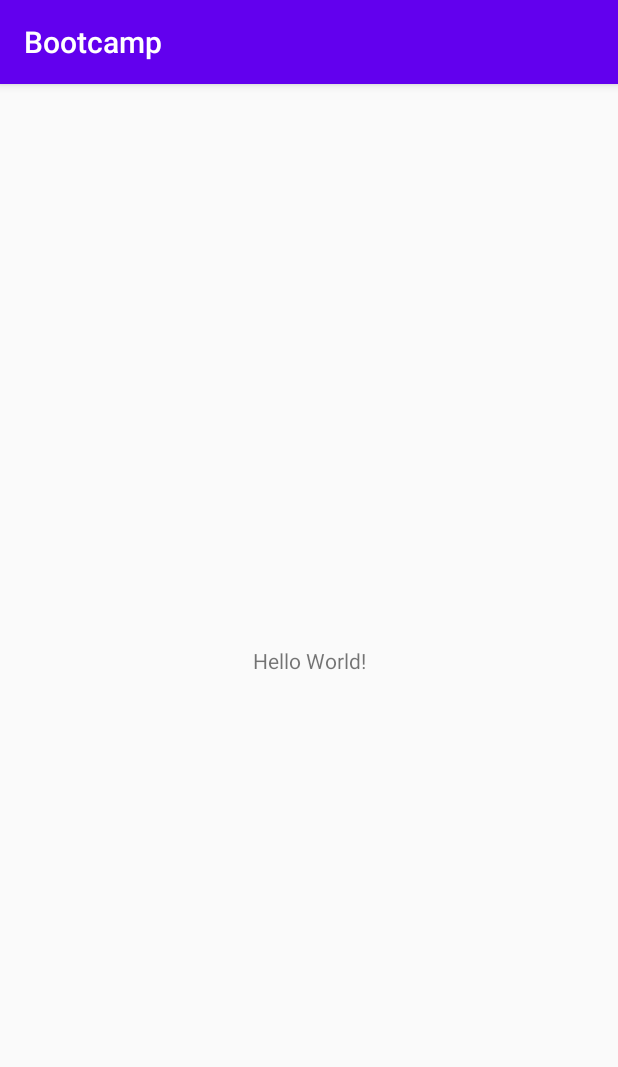
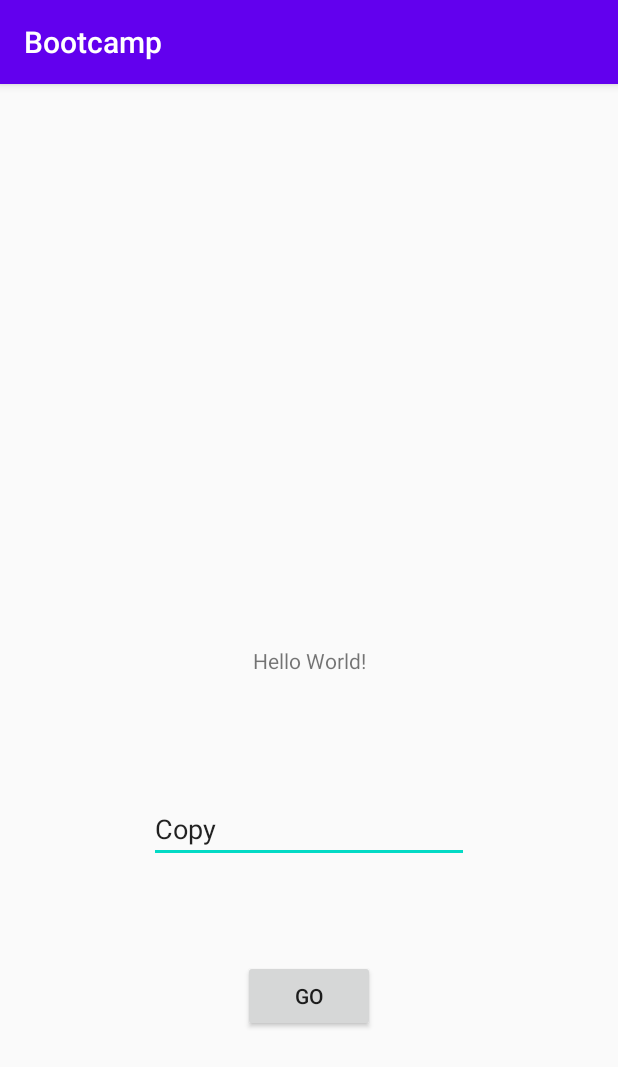
Before and after one commit to TheBlueHawk/sdp-bootcamp, an Android app: the screen it shows after launch (MainActivity), on a phone screen of 412 x 824 dp. Shown: the top 1067 px of the screen. Run offline under Robolectric (Android 15) with nearby library versions, the phone set to English and light mode, and no system bars.

Commit message:
added PlainText and Button to mainView

```diff
--- a/app/src/main/res/layout/activity_main.xml
+++ b/app/src/main/res/layout/activity_main.xml
@@ -7,6 +7,7 @@
     tools:context=".MainActivity">
 
     <TextView
+        android:id="@+id/textView"
         android:layout_width="wrap_content"
         android:layout_height="wrap_content"
         android:text="Hello World!"
@@ -15,4 +16,32 @@
         app:layout_constraintRight_toRightOf="parent"
         app:layout_constraintTop_toTopOf="parent" />
 
+    <EditText
+        android:id="@+id/mainName "
+        android:layout_width="wrap_content"
+        android:layout_height="wrap_content"
+        android:layout_marginTop="71dp"
+        android:layout_marginBottom="240dp"
+        android:autofillHints=""
+        android:ems="10"
+        android:hint="@string/paste_url"
+        android:inputType="textPersonName"
+        android:text="@android:string/copy"
+        app:layout_constraintBottom_toBottomOf="parent"
+        app:layout_constraintEnd_toEndOf="parent"
+        app:layout_constraintStart_toStartOf="parent"
+        app:layout_constraintTop_toBottomOf="@+id/textView" />
+
+    <Button
+        android:id="@+id/mainGoButton"
+        android:layout_width="wrap_content"
+        android:layout_height="wrap_content"
+        android:layout_marginTop="60dp"
+        android:layout_marginBottom="131dp"
+        android:text="@string/mainGoButtonText"
+        app:layout_constraintBottom_toBottomOf="parent"
+        app:layout_constraintEnd_toEndOf="parent"
+        app:layout_constraintStart_toStartOf="parent"
+        app:layout_constraintTop_toBottomOf="@id/mainName " />
+
 </androidx.constraintlayout.widget.ConstraintLayout>
--- a/app/src/main/res/values/strings.xml
+++ b/app/src/main/res/values/strings.xml
@@ -1,3 +1,5 @@
 <resources>
     <string name="app_name">Bootcamp</string>
+    <string name="mainGoButtonText">GO</string>
+    <string name="paste_url">Paste URL</string>
 </resources>
```
Also changed, not shown: 1 other file.
